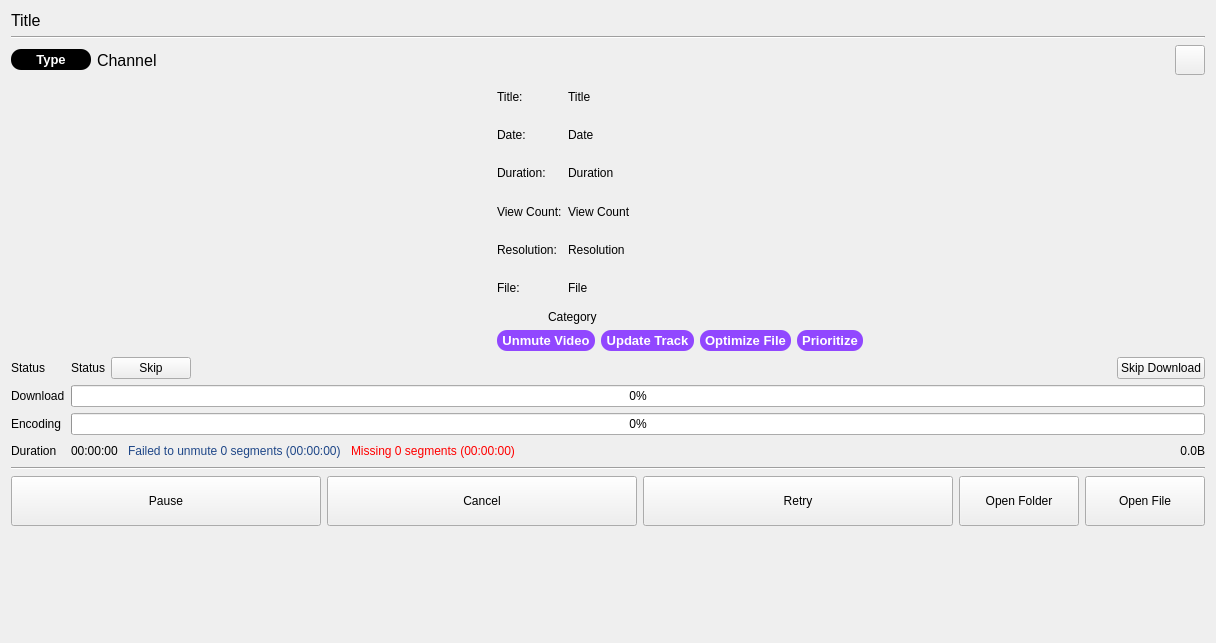
Old version of the form resources/ui/download.ui in the repository devhotteok/TwitchLink.
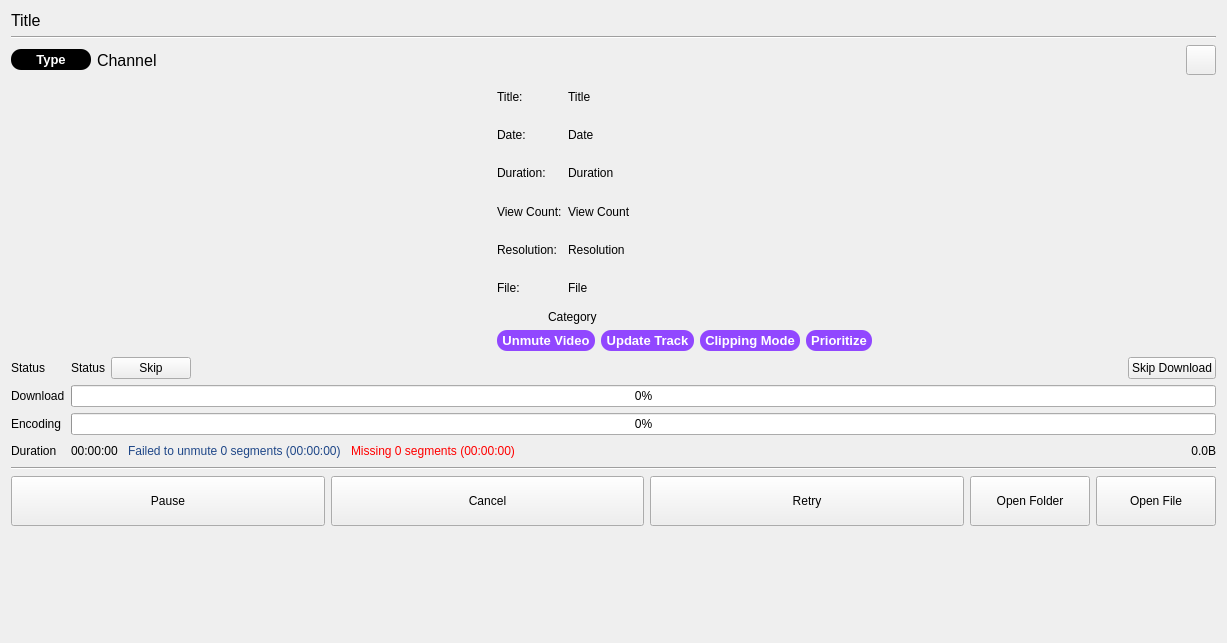
New version of the form. Icons and pictures are not drawn.

The edit to the form file:
```diff
--- a/resources/ui/download.ui
+++ b/resources/ui/download.ui
@@ -6,7 +6,7 @@
    <rect>
     <x>0</x>
     <y>0</y>
-    <width>1216</width>
+    <width>1227</width>
     <height>633</height>
    </rect>
   </property>
@@ -675,7 +675,7 @@
                   </font>
                  </property>
                  <property name="text">
-                  <string>Optimize File</string>
+                  <string>Clipping Mode</string>
                  </property>
                  <property name="alignment">
                   <set>Qt::AlignCenter</set>
```
Left out of the diff: 6 changed lines with no effect on the pictures.
